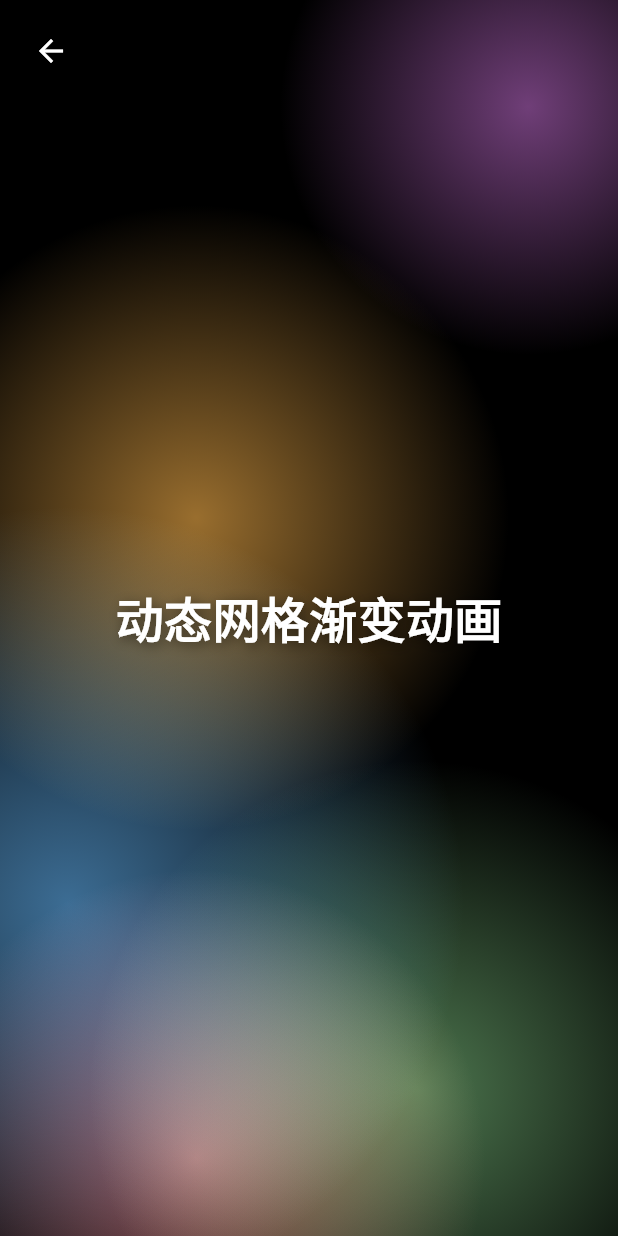
After one commit to sinyu1012/flutter-100-ui-animations, a Flutter app: the screen it shows after launch, after a tap on "动态网格渐变", on a phone screen of 412 x 824 dp. The commit adds this screen. Run offline on Flutter 3.47's test engine with Material 3 defaults, Android fonts, the phone set to English and light mode, and no system bars.

Commit message:
新增动态网格渐变动画功能
- 在 main.dart 中引入 AnimatedMeshGradientPage 以展示动态网格渐变动画。
- 实现了 ColorPoint 类和 MeshGradientPainter 类，负责动画效果的核心逻辑。
- 添加了相关文档，详细说明了动态网格渐变动画的实现原理和技术要点。
- 更新了 .gitignore 文件，添加了 .build 和 .swiftpm 目录的忽略规则。
- 更新了 pubspec.lock 文件，升级了多个依赖包的版本。

```diff
--- /dev/null
+++ b/lib/animation/animated_mesh_gradient.dart
@@ -0,0 +1,244 @@
+import 'dart:math';
+import 'dart:ui' as ui;
+import 'package:flutter/material.dart';
+import 'package:flutter/scheduler.dart';
+
+// Data class for a color point
+class ColorPoint {
+  Offset position;
+  Color color;
+  Offset velocity;
+  double targetRadius; // Influence radius
+
+  ColorPoint({
+    required this.position,
+    required this.color,
+    required this.velocity,
+    this.targetRadius = 150.0, // Default influence radius
+  });
+
+  // Method to update position based on velocity
+  void update(Size bounds) {
+    position += velocity;
+
+    // Bounce off edges
+    if (position.dx < 0 || position.dx > bounds.width) {
+      velocity = Offset(-velocity.dx, velocity.dy);
+      position = position.clamp(
+          Offset.zero, Offset(bounds.width, bounds.height)); // Clamp to bounds
+    }
+    if (position.dy < 0 || position.dy > bounds.height) {
+      velocity = Offset(velocity.dx, -velocity.dy);
+      position = position.clamp(
+          Offset.zero, Offset(bounds.width, bounds.height)); // Clamp to bounds
+    }
+  }
+}
+
+// The main widget for the animation page
+class AnimatedMeshGradientPage extends StatefulWidget {
+  const AnimatedMeshGradientPage({super.key});
+
+  @override
+  _AnimatedMeshGradientPageState createState() =>
+      _AnimatedMeshGradientPageState();
+}
+
+class _AnimatedMeshGradientPageState extends State<AnimatedMeshGradientPage>
+    with SingleTickerProviderStateMixin {
+  late Ticker _ticker;
+  final List<ColorPoint> _colorPoints = [];
+  final Random _random = Random();
+  late Size _screenSize;
+
+  // Configurable parameters
+  final int _numPoints = 5; // Number of color points
+  final double _maxSpeed = 1.5; // Increased speed from 0.8
+
+  @override
+  void initState() {
+    super.initState();
+    // Ticker for animation updates
+    _ticker = createTicker((elapsed) {
+      _updatePoints();
+      setState(() {}); // Trigger repaint
+    });
+  }
+
+  @override
+  void didChangeDependencies() {
+    super.didChangeDependencies();
+    // Initialize points only once or when screen size is available
+    if (_colorPoints.isEmpty) {
+      _screenSize = MediaQuery.of(context).size;
+      _initializePoints();
+      if (!_ticker.isTicking) {
+        _ticker.start();
+      }
+    }
+  }
+
+  void _initializePoints() {
+    _colorPoints.clear();
+    // Initial colors - can be customized
+    final List<Color> baseColors = [
+      Colors.blue.shade300,
+      Colors.purple.shade300,
+      Colors.red.shade300,
+      Colors.green.shade300,
+      Colors.orange.shade300,
+      Colors.pink.shade300,
+      Colors.teal.shade300,
+    ];
+
+    for (int i = 0; i < _numPoints; i++) {
+      _colorPoints.add(
+        ColorPoint(
+            position: Offset(
+              _random.nextDouble() * _screenSize.width,
+              _random.nextDouble() * _screenSize.height,
+            ),
+            color: baseColors[i % baseColors.length]
+                .withOpacity(0.8), // Cycle through colors
+            velocity: Offset(
+              (_random.nextDouble() - 0.5) * 2 * _maxSpeed,
+              (_random.nextDouble() - 0.5) * 2 * _maxSpeed,
+            ),
+            targetRadius: _screenSize.width * 0.4 +
+                _random.nextDouble() *
+                    _screenSize.width *
+                    0.3 // Radius based on screen width
+            ),
+      );
+    }
+  }
+
+  void _updatePoints() {
+    // Update position for each point
+    for (final point in _colorPoints) {
+      point.update(_screenSize);
+    }
+  }
+
+  @override
+  void dispose() {
+    _ticker.dispose(); // Important to dispose the ticker
+    super.dispose();
+  }
+
+  @override
+  Widget build(BuildContext context) {
+    return Scaffold(
+      backgroundColor: Colors.black, // Add a dark background
+      // Remove AppBar to allow placing title in the center
+      // extendBodyBehindAppBar: true,
+      // appBar: AppBar(
+      //   title: const Text('动态网格渐变',
+      //       style: TextStyle(color: Colors.white, fontWeight: FontWeight.bold)),
+      //   backgroundColor: Colors.transparent, // Transparent app bar
+      //   elevation: 0,
+      //   iconTheme: IconThemeData(color: Colors.white), // White back button
+      // ),
+      body: Stack(
+        // Use Stack to layer text over the gradient
+        children: [
+          // The gradient background
+          CustomPaint(
+            painter: MeshGradientPainter(points: _colorPoints),
+            size: Size.infinite, // Cover the entire screen
+          ),
+          // Centered Title Text
+          Center(
+            child: Text(
+              '动态网格渐变动画',
+              style: TextStyle(
+                  color: Colors.white,
+                  fontSize: 32,
+                  fontWeight: FontWeight.bold,
+                  shadows: [
+                    Shadow(
+                      blurRadius: 10.0,
+                      color: Colors.black.withOpacity(0.5),
+                      offset: Offset(2.0, 2.0),
+                    ),
+                  ]),
+            ),
+          ),
+          // Optional: Add back button manually if needed without AppBar
+          Positioned(
+            top: MediaQuery.of(context).padding.top + 10,
+            left: 10,
+            child: BackButton(color: Colors.white),
+          ),
+        ],
+      ),
+    );
+  }
+}
+
+// The CustomPainter that draws the mesh gradient
+class MeshGradientPainter extends CustomPainter {
+  final List<ColorPoint> points;
+
+  MeshGradientPainter({required this.points});
+
+  @override
+  void paint(Canvas canvas, Size size) {
+    // Use saveLayer for blend modes to work correctly across multiple draws
+    // Using Rect.largest might be inefficient if the canvas is much larger than the screen,
+    // but it's simple for a full-screen effect.
+    canvas.saveLayer(Rect.largest, Paint());
+
+    final paint = Paint()
+      ..blendMode = ui.BlendMode.plus; // Use additive blending
+
+    // Draw a radial gradient for each point
+    for (final point in points) {
+      // Create the radial gradient
+      final gradient = ui.Gradient.radial(
+        point.position,
+        point.targetRadius, // Use the point's radius
+        [
+          point.color.withOpacity(0.6), // Start with slightly less opaque color
+          point.color.withOpacity(0.0) // Fade to fully transparent
+        ],
+        [0.0, 1.0], // Gradient stops (0% to 100%)
+      );
+
+      // Apply the gradient shader to the paint
+      paint.shader = gradient;
+
+      // Draw a rect covering the whole canvas with this gradient
+      // Each draw adds its color to the layer due to BlendMode.plus
+      canvas.drawRect(Rect.fromLTWH(0, 0, size.width, size.height), paint);
+    }
+
+    // Restore the layer, applying the blended gradients to the main canvas
+    canvas.restore();
+
+    /*
+    // --- Old Placeholder Code Removed ---
+    final paint = Paint();
+    for (final point in points) {
+      paint.color = point.color;
+      canvas.drawCircle(point.position, 15, paint); // Draw point as a circle
+    }
+    */
+  }
+
+  @override
+  bool shouldRepaint(covariant MeshGradientPainter oldDelegate) {
+    // Repaint needed because points list or their properties change
+    return true;
+  }
+}
+
+// Helper extension for clamping Offset
+extension OffsetClamp on Offset {
+  Offset clamp(Offset min, Offset max) {
+    return Offset(
+      dx.clamp(min.dx, max.dx),
+      dy.clamp(min.dy, max.dy),
+    );
+  }
+}
--- a/lib/main.dart
+++ b/lib/main.dart
@@ -2,6 +2,7 @@ import 'package:flutter/material.dart';
 import 'package:flutter_100_ui_animations/animation/wave.dart';
 import 'package:flutter_100_ui_animations/animation/liquid_loader.dart';
 import 'package:flutter_100_ui_animations/animation/magnetic_particles.dart';
+import 'package:flutter_100_ui_animations/animation/animated_mesh_gradient.dart';
 
 void main() {
   runApp(const MyApp());
@@ -92,6 +93,22 @@ class _AnimatedContainerDemoState extends State<AnimatedContainerDemo> {
               ),
               child: Text('磁性粒子流', style: TextStyle(color: Colors.white)),
             ),
+            const SizedBox(height: 10),
+            ElevatedButton(
+              onPressed: () {
+                Navigator.push(
+                  context,
+                  MaterialPageRoute(
+                      builder: (context) => const AnimatedMeshGradientPage()),
+                );
+              },
+              style: ElevatedButton.styleFrom(
+                backgroundColor: Colors.teal.shade300,
+                padding: EdgeInsets.symmetric(horizontal: 24, vertical: 12),
+              ),
+              child:
+                  const Text('动态网格渐变', style: TextStyle(color: Colors.white)),
+            ),
           ],
         ),
       ),
```
Also changed, not shown: doc/images/readme.txt (added), pubspec.lock, 3 other files.
